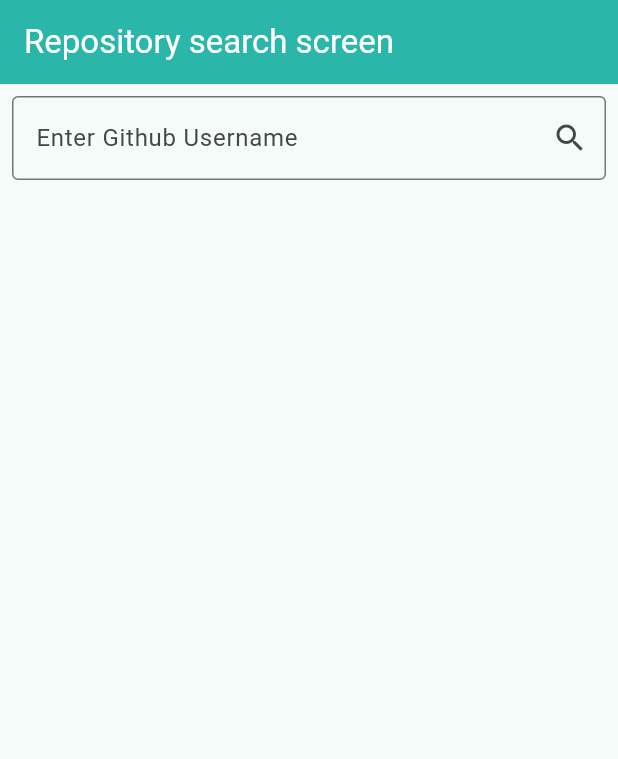
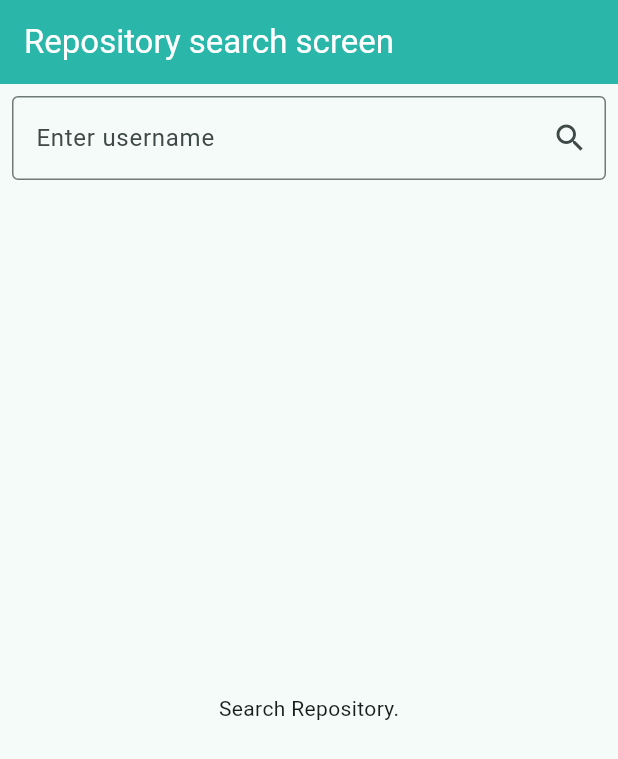
Before and after one commit to vicky-ogutu/Repository_Search, a Flutter app: the screen it shows after launch, on a phone screen of 412 x 824 dp. Shown: the top 759 px of the screen. Run offline on Flutter 3.47's test engine with Material 3 defaults, Android fonts, the phone set to English and light mode, and no system bars; our stand-ins replace flutter_riverpod; Roboto replaces fonts that are missing (Montserrat).

Commit message:
display_text_forEmptyList

```diff
--- a/lib/Screens/home_page.dart
+++ b/lib/Screens/home_page.dart
@@ -22,6 +22,8 @@ class _RepositorySearchScreenState extends ConsumerState<RepositorySearchScreen>
     if (username.isNotEmpty) {
       currentUser = username;
       ref.read(repositoryProvider.notifier).fetchRepositories(username);
+    }else{
+      throw Exception("Enter username");
     }
   }
 
@@ -42,12 +44,13 @@ class _RepositorySearchScreenState extends ConsumerState<RepositorySearchScreen>
             TextField(
               controller: searchField,
               decoration: InputDecoration(
-                labelText: "Enter Github Username",
+                labelText: "Enter username",
                 border: OutlineInputBorder(),
                 suffixIcon: IconButton(
-                  icon: const Icon(Icons.search),
+                  icon: const Icon(Icons.search_outlined),
                   onPressed: search,
                 ),
+
               ),
               onSubmitted: (_) =>search(),
             ),
@@ -55,6 +58,11 @@ class _RepositorySearchScreenState extends ConsumerState<RepositorySearchScreen>
             Expanded(
               child: repoState.when(
                 data: (data) {
+                  if(data.isEmpty){
+                    return const Center(child: Text("Search Repository."));
+                  }
+
+
                   return ListView.builder(
                     itemCount: data.isNotEmpty && ref.read(repositoryProvider.notifier).hasMore ? data.length + 1 : data.length,
                     itemBuilder: (context, index) {
```
